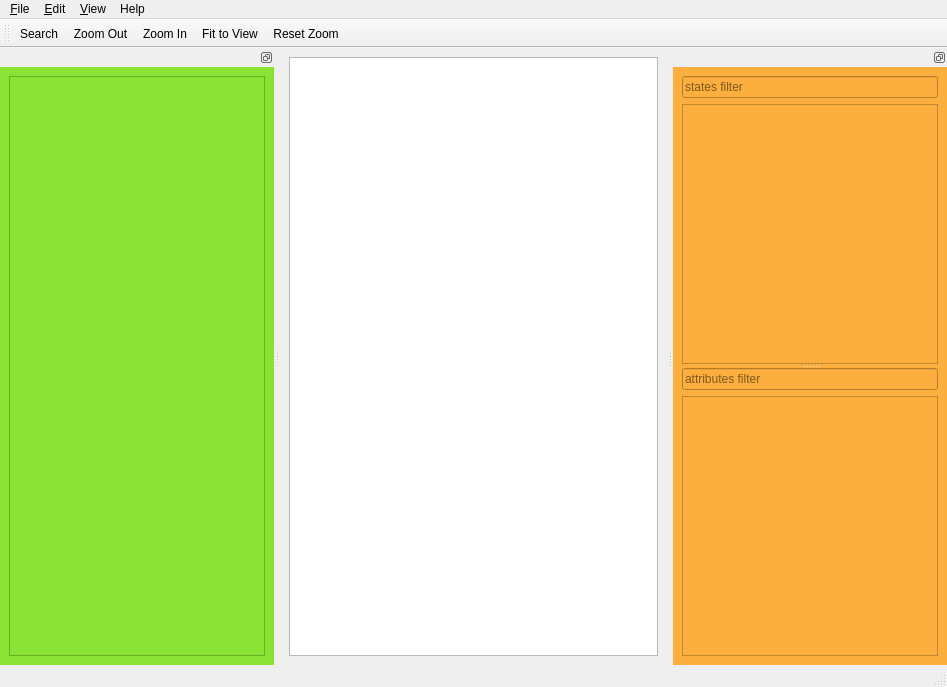
First picture: the form in src/view/ui/main.ui, repository igor-krechetov/hsm-ide, before the edit.
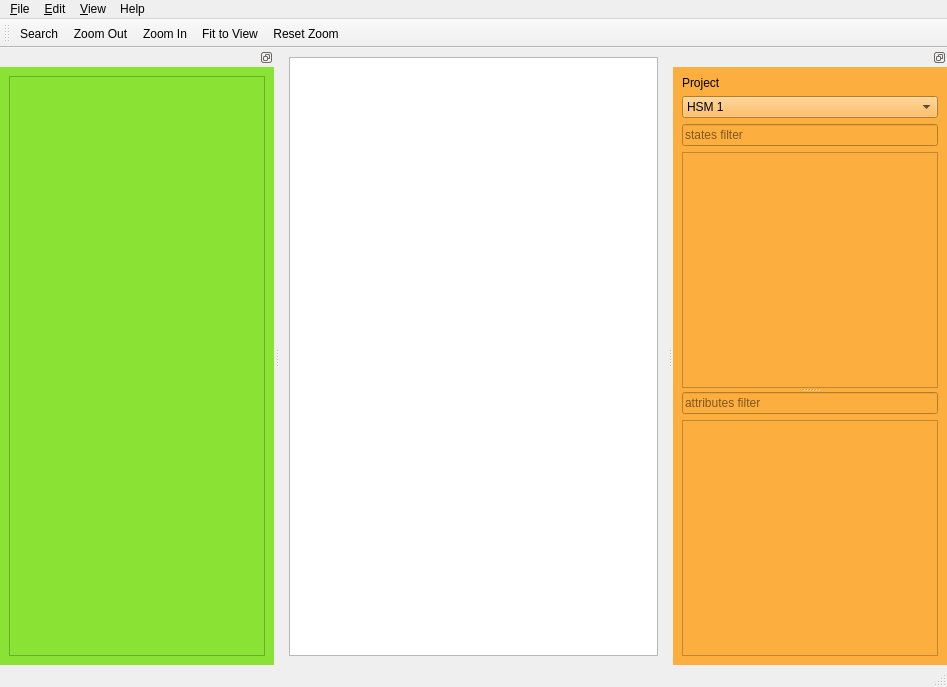
Second picture: the form after the edit. Custom widgets are drawn as their Qt base class.

```diff
--- a/src/view/ui/main.ui
+++ b/src/view/ui/main.ui
@@ -132,6 +132,27 @@
    </attribute>
    <widget class="QWidget" name="dockWidgetContents_2">
     <layout class="QVBoxLayout" name="verticalLayout_4">
+     <item>
+      <widget class="QLabel" name="label">
+       <property name="text">
+        <string>Project</string>
+       </property>
+      </widget>
+     </item>
+     <item>
+      <widget class="QComboBox" name="comboBox">
+       <item>
+        <property name="text">
+         <string>HSM 1</string>
+        </property>
+       </item>
+       <item>
+        <property name="text">
+         <string>HSM 2</string>
+        </property>
+       </item>
+      </widget>
+     </item>
      <item>
       <widget class="QSplitter" name="splitter">
        <property name="orientation">
```
Left out of the diff: 67 changed lines with no effect on the pictures.
